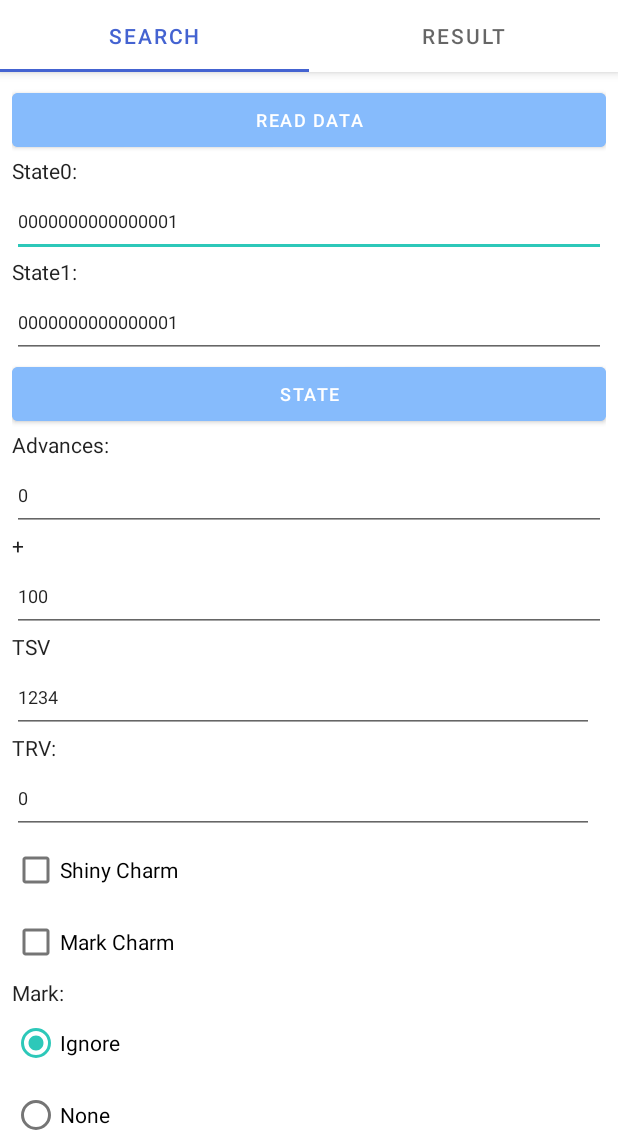
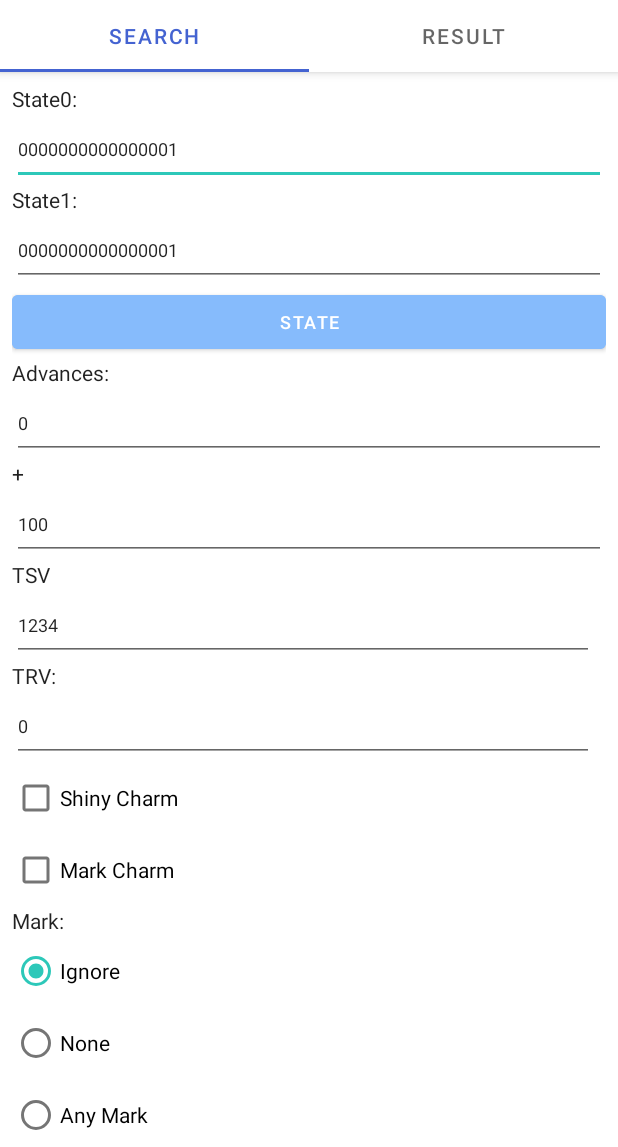
Before and after one commit to IPA989/SwShOverWorldRNGTool, an Android app: the screen it shows after launch (MainActivity), on a phone screen of 412 x 824 dp, the part 89-1236 px from its top. Run offline under Robolectric (Android 15) with nearby library versions, the phone set to English and light mode, and no system bars; 1 statement that could not run was skipped.

Commit message:
Remove unused button

```diff
--- a/SwShOverWorldRNGTool/app/src/main/res/layout/main_search.xml
+++ b/SwShOverWorldRNGTool/app/src/main/res/layout/main_search.xml
@@ -24,36 +24,6 @@
             android:layout_marginTop="8dp"
             android:layout_marginRight="8dp"
             android:orientation="vertical">
-
-            <!--            <com.google.android.material.textfield.TextInputLayout-->
-<!--                android:id="@+id/dateFilterContainer"-->
-<!--                style="@style/Widget.MaterialComponents.TextInputLayout.FilledBox.ExposedDropdownMenu"-->
-<!--                android:layout_width="match_parent"-->
-<!--                android:layout_height="wrap_content"-->
-<!--                android:hint="Shiny Charm"-->
-<!--                app:boxBackgroundColor="@color/design_default_color_on_primary">-->
-
-<!--                <AutoCompleteTextView-->
-<!--                    android:id="@+id/datesFilterSpinner"-->
-<!--                    android:layout_width="match_parent"-->
-<!--                    android:layout_height="match_parent"-->
-<!--                    android:inputType="none"-->
-<!--                    android:dropDownSelector="@color/design_default_color_on_primary"-->
-<!--                    android:ellipsize="end"-->
-<!--                    android:maxLines="1"-->
-<!--                    android:singleLine="true"-->
-<!--                    tools:text="Faulse" />-->
-<!--            </com.google.android.material.textfield.TextInputLayout>-->
-
-            <Button
-                android:id="@+id/setdataButton"
-                android:layout_width="match_parent"
-                android:layout_height="wrap_content"
-                android:layout_weight="1"
-                android:backgroundTint="@color/purple_200"
-                android:onClick="setdata"
-                android:text="read data"
-                android:textSize="12sp" />
 
             <TextView
                 android:id="@+id/state0"
```
